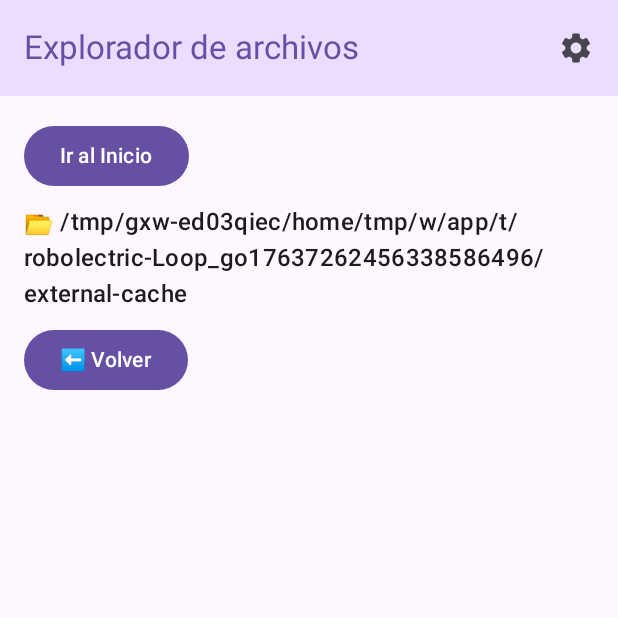
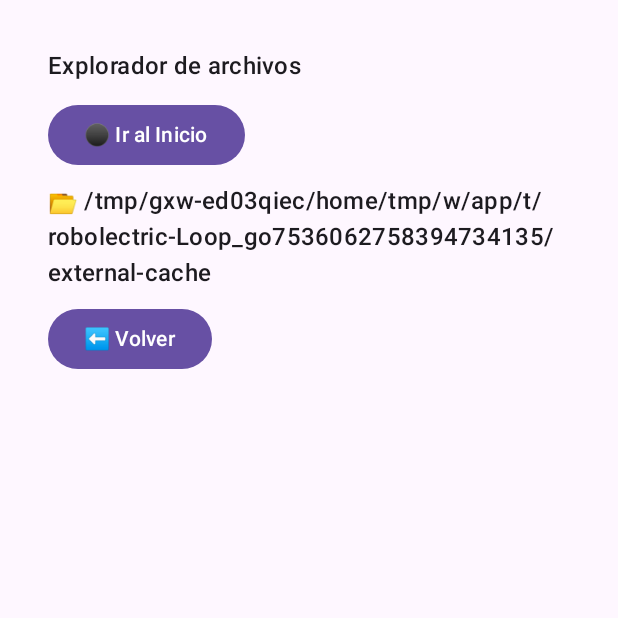
Before and after one commit to JLVargas01/Filem, an Android app built with Jetpack Compose: the composable FileExplorerScreen shown on its own in the app's theme, on a phone screen of 412 x 824 dp, the top half of it. Run offline under Robolectric (Android 15) with nearby library versions, the phone set to English and light mode, and no system bars; 2 statements that could not run were skipped.

Commit message:
Mod: Pantalla de muestra del explorador de archivos

```diff
--- a/app/src/main/java/com/spiralsoft/filem/ui/screens/FileExplorerScreen.kt
+++ b/app/src/main/java/com/spiralsoft/filem/ui/screens/FileExplorerScreen.kt
@@ -11,62 +11,36 @@ import androidx.compose.foundation.layout.fillMaxSize
 import androidx.compose.foundation.lazy.LazyColumn
 import androidx.compose.foundation.lazy.items
 import androidx.compose.material3.MaterialTheme
-import androidx.compose.material3.Scaffold
-import androidx.compose.material3.TopAppBar
 import androidx.compose.material3.Text
-import androidx.compose.material3.IconButton
-import androidx.compose.material3.Icon
 import androidx.compose.material3.Button
-import androidx.compose.material.icons.Icons
-import androidx.compose.material.icons.filled.Settings
-import androidx.compose.material3.ExperimentalMaterial3Api
-import androidx.compose.material3.TopAppBarDefaults.topAppBarColors
 import androidx.compose.runtime.Composable
 import androidx.compose.runtime.getValue
-import androidx.compose.runtime.setValue
 import androidx.compose.ui.Modifier
 import androidx.compose.ui.unit.dp
 import androidx.lifecycle.viewmodel.compose.viewModel
 import androidx.compose.runtime.collectAsState
 import java.io.File
 
-/*
-** Me lo marca como vercion experimental, no deberia ser asi
-** No se como quitarlo
-*/
-@OptIn(ExperimentalMaterial3Api::class)
 @Composable
 fun FileExplorerScreen(
     viewModel: FileExplorerViewModel = viewModel(),
     onNavigateTo: (String) -> Unit,
-    onNavigateToSettings: () -> Unit
 ) {
     val currentPath by viewModel.currentPath.collectAsState()
     val files by viewModel.files.collectAsState()
     val rootPath = Environment.getExternalStorageDirectory().absolutePath
 
-    Scaffold(
-        topBar = {
-            TopAppBar(
-                colors = topAppBarColors(
-                    containerColor = MaterialTheme.colorScheme.primaryContainer,
-                    titleContentColor = MaterialTheme.colorScheme.primary,
-                ),
-                title = { Text("Explorador de archivos") },
-                actions = {
-                    IconButton(onClick = onNavigateToSettings) {
-                        Icon(imageVector = Icons.Default.Settings, contentDescription = "Ajustes")
-                    }
-                }
-            )
-        }
-    ) { innerPadding ->
     Column(
         modifier = Modifier
             .fillMaxSize()
-                .padding(innerPadding)
+            .padding(16.dp)
             .padding(16.dp)
     ) {
+        Text(
+            text = "Explorador de archivos",
+            style = MaterialTheme.typography.titleMedium,
+            modifier = Modifier.padding(bottom = 10.dp)
+        )
         Button(
             onClick = {
                 viewModel.loadFiles(rootPath)
@@ -74,7 +48,7 @@ fun FileExplorerScreen(
             },
             modifier = Modifier.padding(bottom = 8.dp)
         ) {
-                Text("Ir al Inicio")
+            Text("⚫ Ir al Inicio")
         }
 
         Text(
@@ -117,4 +91,3 @@ fun FileExplorerScreen(
         }
     }
 }
-}
```
Lines whose indentation alone changed are shown as unchanged.
